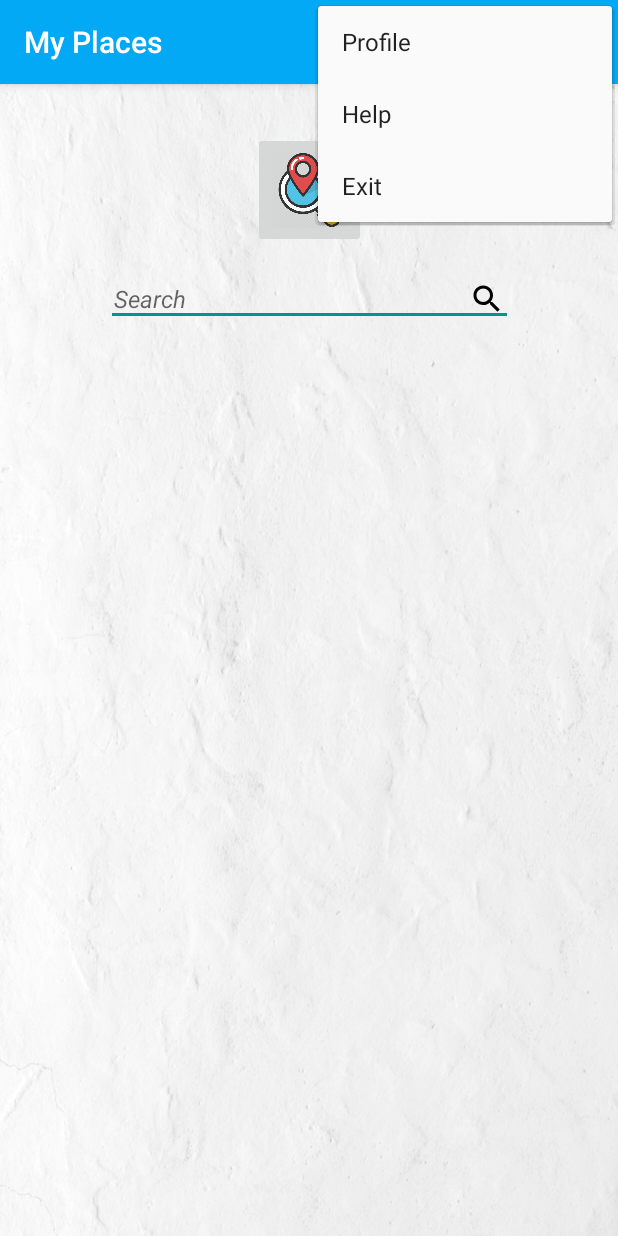
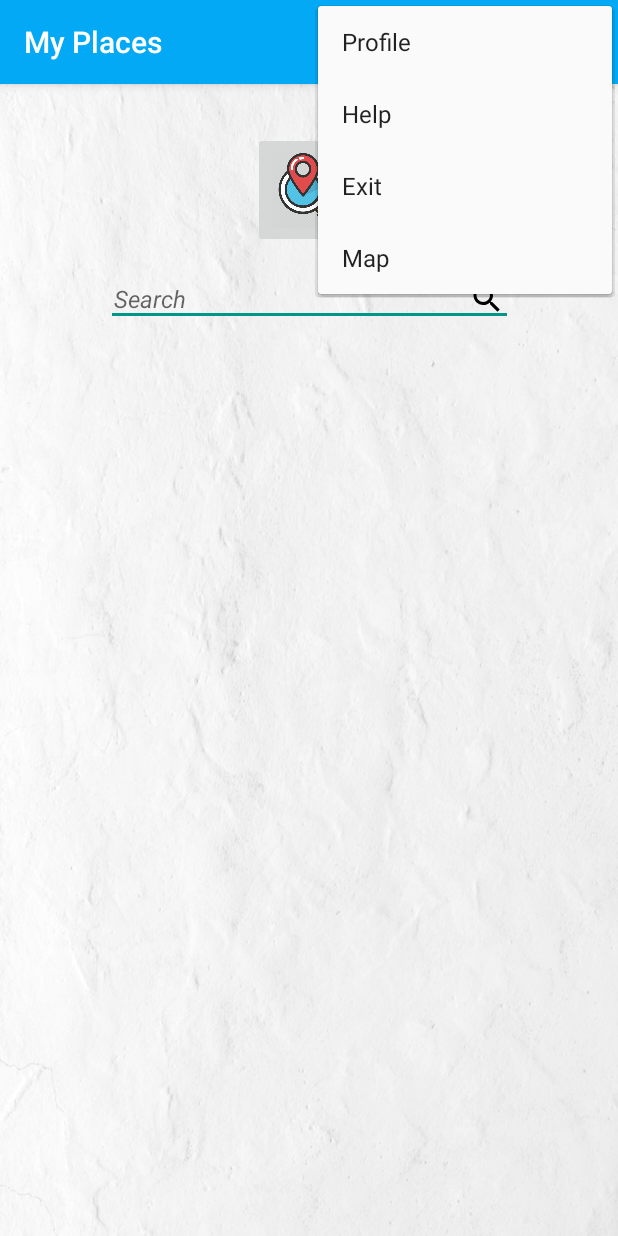
Before and after one commit to michukanyto/Myplaces, an Android app: the screen it shows after launch (MainActivity), with the options menu open, on a phone screen of 412 x 824 dp. Run offline under Robolectric (Android 15) with nearby library versions, the phone set to English and light mode, and no system bars.

Commit message:
Map option added to menu

```diff
--- a/app/src/main/java/com/appsmontreal/myplaces/MainActivity.java
+++ b/app/src/main/java/com/appsmontreal/myplaces/MainActivity.java
@@ -109,6 +109,10 @@ public class MainActivity extends AppCompatActivity {
 
             case    R.id.exit:
                 finish();
+                return true;
+
+            case    R.id.map:
+                launchMapActivity(lastKnownLocation.getLatitude(),lastKnownLocation.getLongitude());
                 return true;
 
             default:
--- a/app/src/main/res/menu/main_menu.xml
+++ b/app/src/main/res/menu/main_menu.xml
@@ -3,5 +3,6 @@
     <item android:title="Profile" android:id="@+id/profil"></item>
     <item android:title="Help" android:id="@+id/help"></item>
     <item android:title="Exit" android:id="@+id/exit"></item>
+    <item android:title="Map" android:id="@+id/map"></item>
 
 </menu>
```
